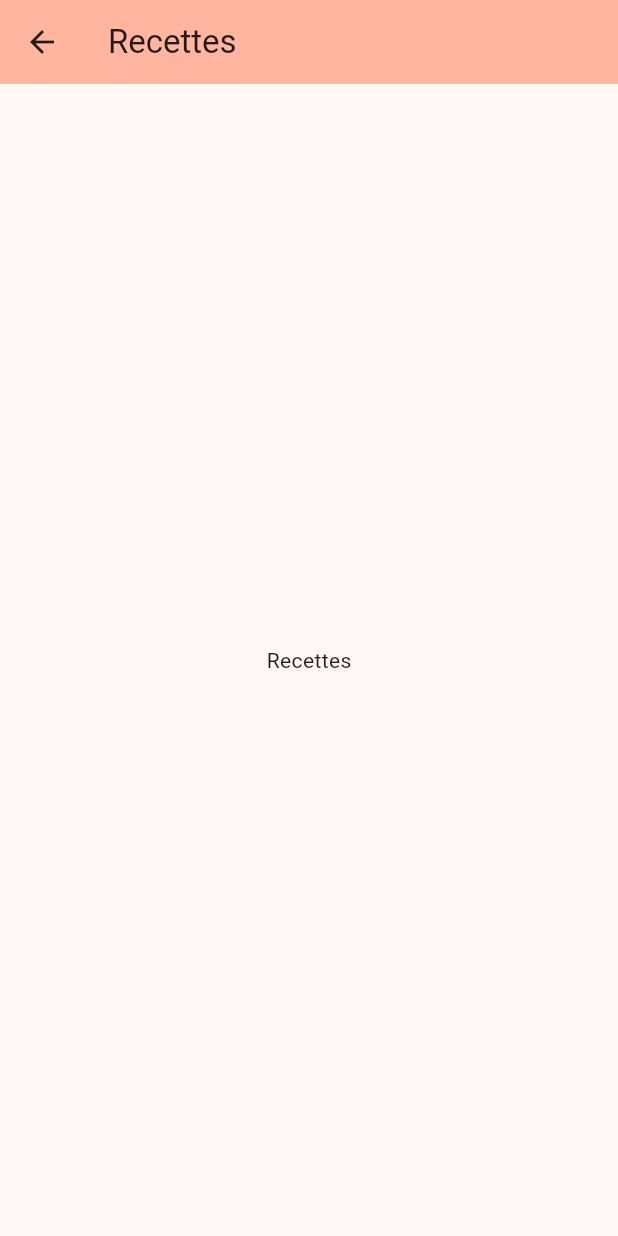
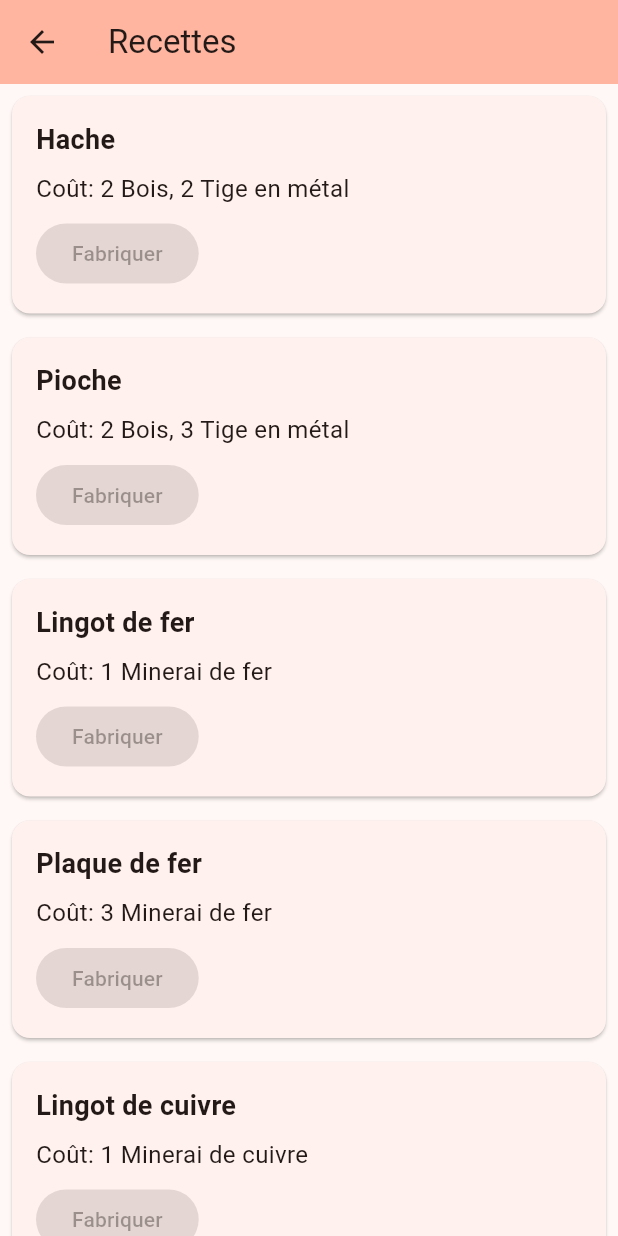
Before and after one commit to dorianlongepee/miner_game, a Flutter app: the Recettes screen opened directly, on a phone screen of 412 x 824 dp. Run offline on Flutter 3.47's test engine with Material 2 defaults, Android fonts, the light colour scheme and no system bars.

Commit message:
Adding store mechanic

```diff
--- /dev/null
+++ b/lib/components/store_item.dart
@@ -0,0 +1,49 @@
+import 'package:flutter/material.dart';
+import 'package:miner_game/models/StoreItem.dart';
+
+class StoreItemCard extends StatelessWidget {
+  final StoreItem item;
+  final bool canBuy;
+  final VoidCallback onBuyPressed;
+
+  StoreItemCard(
+      {required this.item, required this.canBuy, required this.onBuyPressed});
+
+  @override
+  Widget build(BuildContext context) {
+    return Card(
+      margin: EdgeInsets.all(8.0),
+      child: Padding(
+        padding: const EdgeInsets.all(16.0),
+        child: Column(
+          crossAxisAlignment: CrossAxisAlignment.start,
+          children: [
+            Text(
+              item.name,
+              style: TextStyle(fontSize: 18, fontWeight: FontWeight.bold),
+            ),
+            SizedBox(height: 8),
+            Text(
+              'Coût: ${formatCost(item.cost)}',
+              style: TextStyle(fontSize: 16),
+            ),
+            SizedBox(height: 8),
+            ElevatedButton(
+              onPressed: canBuy ? onBuyPressed : null,
+              child: Text('Fabriquer'),
+            ),
+          ],
+        ),
+      ),
+    );
+  }
+
+  String formatCost(Map<String, int> cost) {
+    var costString = '';
+    cost.forEach((mineral, quantity) {
+      costString += '$quantity $mineral, ';
+    });
+    return costString.substring(
+        0, costString.length - 2); // Supprimer la virgule finale
+  }
+}
--- a/lib/models/Ressource.dart
+++ b/lib/models/Ressource.dart
@@ -1,9 +1,9 @@
 import 'package:flutter/material.dart';
 
 class Ressource {
-  String name;
-  Color color;
-  String description;
+  final String name;
+  final Color color;
+  final String description;
   int counter;
 
   Ressource({
--- /dev/null
+++ b/lib/models/StoreItem.dart
@@ -0,0 +1,13 @@
+class StoreItem {
+  final String name;
+  final String description;
+  final Map<String, int> cost;
+  final String type;
+
+  StoreItem({
+    required this.name,
+    required this.description,
+    required this.cost,
+    required this.type,
+  });
+}
--- a/lib/pages/home_page.dart
+++ b/lib/pages/home_page.dart
@@ -14,9 +14,6 @@ class HomePage extends StatefulWidget {
 class _HomePageState extends State<HomePage> {
   @override
   Widget build(BuildContext context) {
-    // -----
-    // Get the provider
-    // -----
     final MainProvider mainProvider = Provider.of<MainProvider>(context);
 
     return Scaffold(
@@ -33,7 +30,7 @@ class _HomePageState extends State<HomePage> {
                 ),
               );
             },
-            icon: const Icon(Icons.list),
+            icon: const Icon(Icons.build_circle_rounded),
           ),
         ],
       ),
--- a/lib/pages/recettes.dart
+++ b/lib/pages/recettes.dart
@@ -1,4 +1,9 @@
 import 'package:flutter/material.dart';
+import 'package:miner_game/components/store_item.dart';
+import 'package:miner_game/models/Ressource.dart';
+import 'package:miner_game/models/StoreItem.dart';
+import 'package:miner_game/providers/main_provider.dart';
+import 'package:provider/provider.dart';
 
 class Recettes extends StatefulWidget {
   const Recettes({Key? key}) : super(key: key);
@@ -9,21 +14,37 @@ class Recettes extends StatefulWidget {
 class _RecettesState extends State<Recettes> {
   @override
   Widget build(BuildContext context) {
+    final MainProvider mainProvider = Provider.of<MainProvider>(context);
     return Scaffold(
       appBar: AppBar(
         backgroundColor: Theme.of(context).colorScheme.inversePrimary,
         title: const Text('Recettes'),
       ),
-      body: Center(
-        child: Column(
-          mainAxisAlignment: MainAxisAlignment.center,
-          children: const <Widget>[
-            Text(
-              'Recettes',
-            ),
-          ],
-        ),
+      body: ListView.builder(
+        itemCount: mainProvider.storeItemList.length,
+        itemBuilder: (context, index) {
+          return StoreItemCard(
+            item: mainProvider.storeItemList[index],
+            canBuy: canBuyItem(
+                mainProvider.storeItemList[index], mainProvider.ressourceList),
+            onBuyPressed: () {
+              mainProvider.craftItem(mainProvider.storeItemList[index]);
+            },
+          );
+        },
       ),
     );
   }
+
+  bool canBuyItem(StoreItem item, List<Ressource> ressources) {
+    for (var ressource in item.cost.keys) {
+      var ressourceIndex =
+          ressources.indexWhere((element) => element.name == ressource);
+      if (ressourceIndex == -1 ||
+          ressources[ressourceIndex].counter < item.cost[ressource]!) {
+        return false;
+      }
+    }
+    return true;
+  }
 }
--- a/lib/providers/main_provider.dart
+++ b/lib/providers/main_provider.dart
@@ -1,6 +1,7 @@
 import 'package:flutter/material.dart';
 
 import '../models/Ressource.dart';
+import '../models/StoreItem.dart';
 
 // This provider is used to store the state of the app and some data
 class MainProvider extends ChangeNotifier {
@@ -35,4 +36,80 @@ class MainProvider extends ChangeNotifier {
     ressource.counter++;
     notifyListeners();
   }
+
+  void craftItem(StoreItem item) {
+    for (var ressource in item.cost.keys) {
+      var ressourceIndex = ressourceList.indexWhere((element) => element.name == ressource);
+      if (ressourceIndex != -1) {
+        ressourceList[ressourceIndex].counter -= item.cost[ressource]!;
+      }
+    }
+    notifyListeners();
+  }
+
+  // -----
+  // The list of StoreItem
+  // -----
+
+  List<StoreItem> storeItemList = [
+    StoreItem(
+      name: 'Hache',
+      type: 'Outil',
+      cost: {
+        'Bois': 2,
+        'Tige en métal': 2,
+      },
+      description: 'Un outil utile pour couper du bois',
+    ),
+    StoreItem(
+      name: 'Pioche',
+      type: 'Outil',
+      cost: {
+        'Bois': 2,
+        'Tige en métal': 3,
+      },
+      description: 'Un outil utile pour miner du minerai',
+    ),
+    StoreItem(
+      name: 'Lingot de fer',
+      type: 'Matériau',
+      cost: {
+        'Minerai de fer': 1,
+      },
+      description: 'Un lingot de fer pur',
+    ),
+    StoreItem(
+      name: 'Plaque de fer',
+      type: 'Matériau',
+      cost: {
+        'Minerai de fer': 3,
+      },
+      description: 'Une plaque de fer pour la construction',
+    ),
+    StoreItem(
+      name: 'Lingot de cuivre',
+      type: 'Matériau',
+      cost: {
+        'Minerai de cuivre': 1,
+      },
+      description: 'Un lingot de cuivre pur',
+    ),
+    StoreItem(
+      name: 'Tige en métal',
+      type: 'Matière première',
+      cost: {
+        'Lingot de fer': 2,
+      },
+      description: 'Une tige en métal',
+    ),
+    StoreItem(
+      name: 'Fil électrique',
+      type: 'Composant',
+      cost: {
+        'Lingot de cuivre': 1,
+      },
+      description:
+          'Un fil électrique pour fabriquer des composants électroniques',
+    )
+  ];
 }
```
Also changed, not shown: lib/models/InventoryItem.dart (added), lib/pages/inventory.dart (added).
